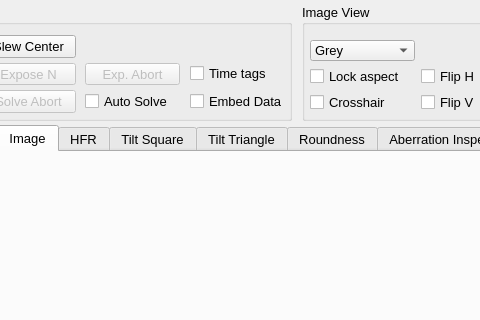
Above: mw4/gui/widgets/image.ui from mworion/MountWizzard4 before the change; both pictures show x 136 to 616 and y 0 to 320 of the 800 by 600 pixel window. Below: the same form after it.
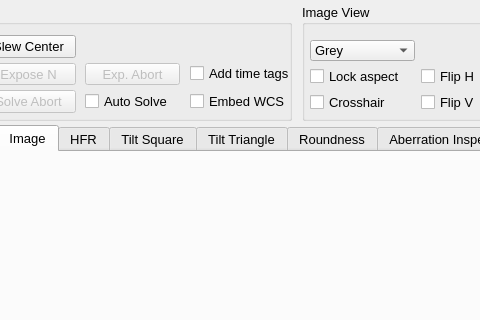
That is the form after the change. Custom widgets are drawn as their Qt base class.

Commit message: adding reference tab

What changed in the file:
```diff
--- a/mw4/gui/widgets/image.ui
+++ b/mw4/gui/widgets/image.ui
@@ -199,7 +199,7 @@
            </size>
           </property>
           <property name="text">
-           <string>Embed Data</string>
+           <string>Embed WCS</string>
           </property>
          </widget>
         </item>
@@ -228,7 +228,7 @@
            <string>&lt;html&gt;&lt;head/&gt;&lt;body&gt;&lt;p&gt;If checked, the filename of the image is extended with the actual time to make it unique. Otherwise the file get just &amp;quot;exposure&amp;quot; and will be overwritten.&lt;/p&gt;&lt;/body&gt;&lt;/html&gt;</string>
           </property>
           <property name="text">
-           <string>Time tags</string>
+           <string>Add time tags</string>
           </property>
          </widget>
         </item>
```
The commit also changes 5 other files.
